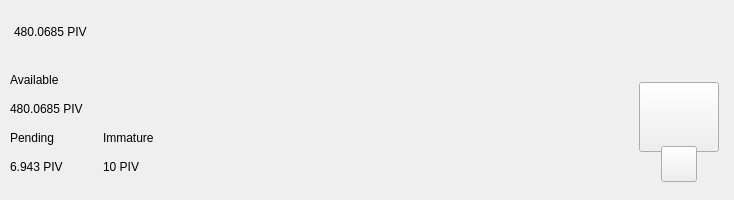
Above: src/qt/pivx/forms/topbar.ui from THETCR/rpicore before the change. Below: the same form after it.
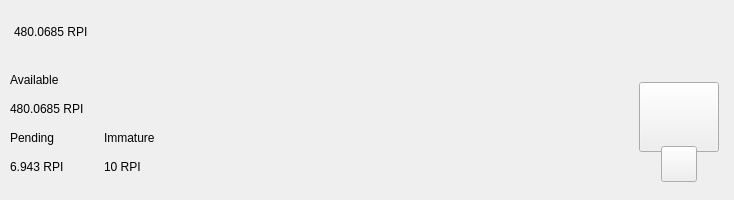
That is the form after the change. Custom widgets are drawn as their Qt base class.

What changed in the file:
```diff
--- a/src/qt/pivx/forms/topbar.ui
+++ b/src/qt/pivx/forms/topbar.ui
@@ -119,7 +119,7 @@
                <string notr="true">padding:0px;margin:0px;</string>
               </property>
               <property name="text">
-               <string notr="true">480.0685 PIV</string>
+               <string notr="true">480.0685 RPI</string>
               </property>
              </widget>
             </item>
@@ -339,7 +339,7 @@
                <item>
                 <widget class="QLabel" name="labelAmountPiv">
                  <property name="text">
-                  <string notr="true">480.0685 PIV</string>
+                  <string notr="true">480.0685 RPI</string>
                  </property>
                 </widget>
                </item>
@@ -362,7 +362,7 @@
                  <item>
                   <widget class="QLabel" name="labelPendingPiv">
                    <property name="text">
-                    <string notr="true">6.943 PIV</string>
+                    <string notr="true">6.943 RPI</string>
                    </property>
                   </widget>
                  </item>
@@ -396,7 +396,7 @@
                  <item>
                   <widget class="QLabel" name="labelImmaturePiv">
                    <property name="text">
-                    <string notr="true">10 PIV</string>
+                    <string notr="true">10 RPI</string>
                    </property>
                   </widget>
                  </item>
```
Left out of the diff: 12 changed lines with no effect on the pictures.
